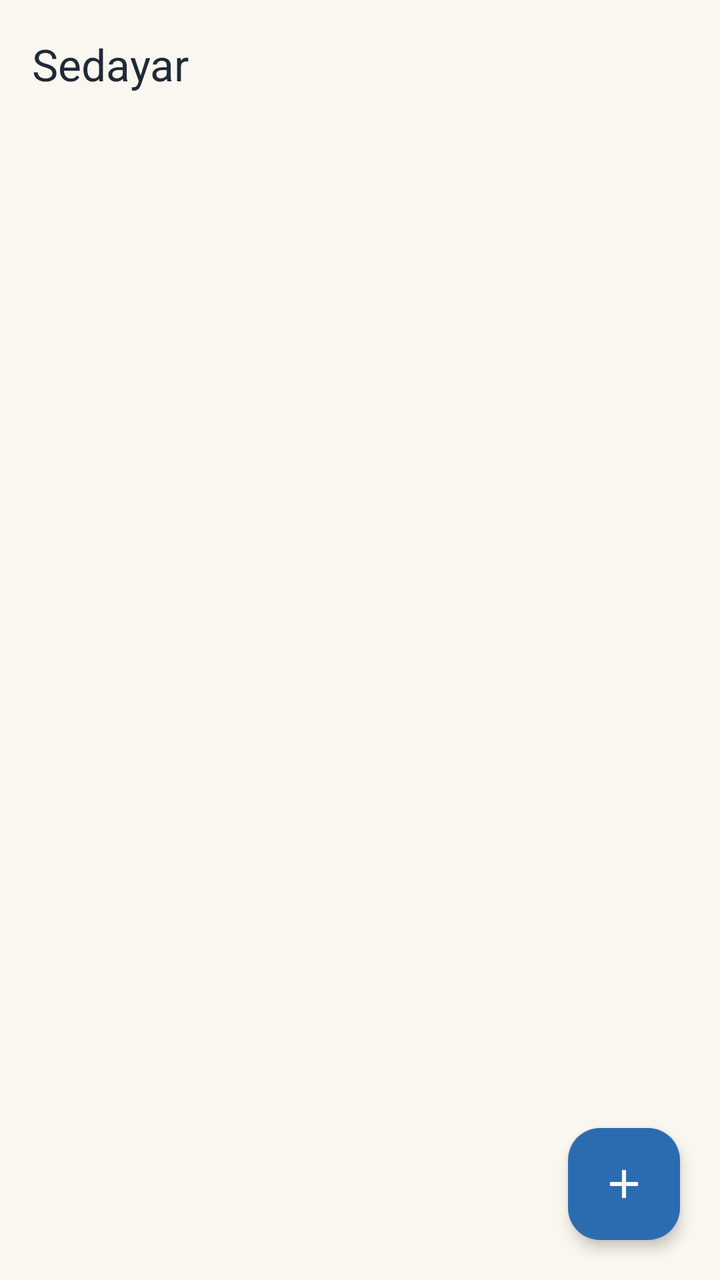
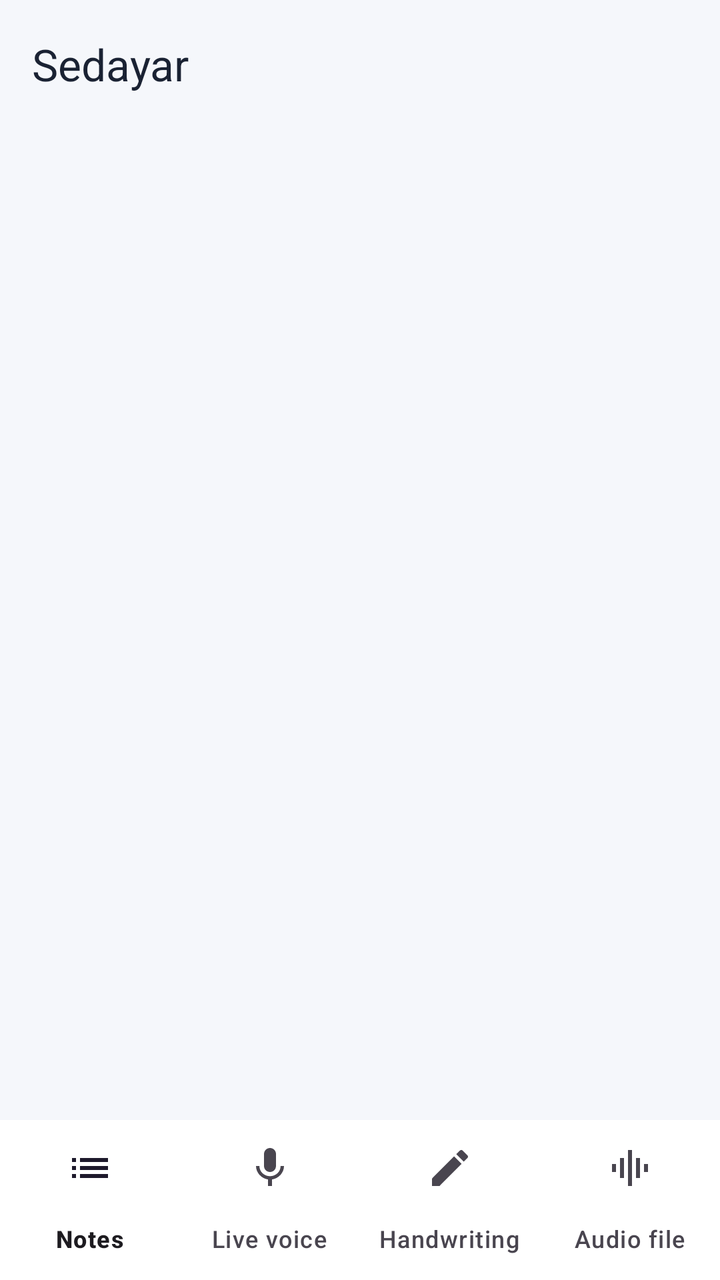

An Android layout rendered at two revisions. The XML below is the earlier revision; the diff shows what the commit changed to produce the second picture.
<!-- AndroidManifest.xml: application theme Theme.Sedayar -->
<!-- res/layout/activity_main.xml -->
<?xml version="1.0" encoding="utf-8"?>
<androidx.coordinatorlayout.widget.CoordinatorLayout xmlns:android="http://schemas.android.com/apk/res/android"
    xmlns:app="http://schemas.android.com/apk/res-auto"
    android:layout_width="match_parent"
    android:layout_height="match_parent"
    android:background="@color/paper">

    <com.google.android.material.appbar.AppBarLayout
        android:id="@+id/appbar"
        android:layout_width="match_parent"
        android:layout_height="wrap_content"
        android:background="@color/paper"
        app:elevation="0dp">

        <com.google.android.material.appbar.MaterialToolbar
            android:id="@+id/toolbar"
            android:layout_width="match_parent"
            android:layout_height="?attr/actionBarSize"
            app:title="@string/app_name"
            app:titleTextColor="@color/text_primary" />
    </com.google.android.material.appbar.AppBarLayout>

    <androidx.recyclerview.widget.RecyclerView
        android:id="@+id/recycler"
        android:layout_width="match_parent"
        android:layout_height="match_parent"
        android:clipToPadding="false"
        android:padding="8dp"
        android:scrollbars="vertical"
        app:layout_behavior="@string/appbar_scrolling_view_behavior" />

    <LinearLayout
        android:id="@+id/empty_state"
        android:layout_width="wrap_content"
        android:layout_height="wrap_content"
        android:layout_gravity="center"
        android:gravity="center"
        android:orientation="vertical"
        android:padding="32dp"
        android:visibility="gone">

        <ImageView
            android:layout_width="96dp"
            android:layout_height="96dp"
            android:alpha="0.35"
            android:contentDescription="@string/cd_mic"
            android:src="@drawable/ic_mic"
            app:tint="@color/text_secondary" />

        <TextView
            android:id="@+id/tv_empty_title"
            android:layout_width="wrap_content"
            android:layout_height="wrap_content"
            android:layout_marginTop="16dp"
            android:text="@string/empty_title"
            android:textColor="@color/text_primary"
            android:textSize="20sp"
            android:textStyle="bold" />

        <TextView
            android:id="@+id/tv_empty_subtitle"
            android:layout_width="wrap_content"
            android:layout_height="wrap_content"
            android:layout_marginTop="6dp"
            android:text="@string/empty_subtitle"
            android:textColor="@color/text_secondary"
            android:textSize="14sp" />
    </LinearLayout>

    <com.google.android.material.floatingactionbutton.FloatingActionButton
        android:id="@+id/fab"
        android:layout_width="wrap_content"
        android:layout_height="wrap_content"
        android:layout_gravity="bottom|end"
        android:layout_margin="20dp"
        android:contentDescription="@string/new_note"
        android:src="@drawable/ic_add"
        app:backgroundTint="@color/primary"
        app:elevation="4dp"
        app:tint="@color/on_primary" />

</androidx.coordinatorlayout.widget.CoordinatorLayout>
<!-- resources referenced by this layout -->
<resources>
  <color name="on_primary">#FFFFFF</color>
  <color name="paper">#FAF7F0</color>
  <color name="primary">#2B6CB0</color>
  <color name="text_primary">#1F2937</color>
  <color name="text_secondary">#6B7280</color>
  <!-- drawable ic_add (drawable) -->
  <?xml version="1.0" encoding="utf-8"?>
  <vector xmlns:android="http://schemas.android.com/apk/res/android"
      android:width="24dp"
      android:height="24dp"
      android:viewportWidth="24"
      android:viewportHeight="24">
      <path
          android:fillColor="#FFFFFFFF"
          android:pathData="M19,13h-6v6h-2v-6H5v-2h6V5h2v6h6v2z" />
  </vector>
  <!-- drawable ic_mic (drawable) -->
  <?xml version="1.0" encoding="utf-8"?>
  <vector xmlns:android="http://schemas.android.com/apk/res/android"
      android:width="24dp"
      android:height="24dp"
      android:viewportWidth="24"
      android:viewportHeight="24">
      <path
          android:fillColor="#FFFFFFFF"
          android:pathData="M12,14c1.66,0 2.99,-1.34 2.99,-3L15,5c0,-1.66 -1.34,-3 -3,-3S9,3.34 9,5v6c0,1.66 1.34,3 3,3zM17.3,11c0,3 -2.54,5.1 -5.3,5.1S6.7,14 6.7,11L5,11c0,3.41 2.72,6.23 6,6.72L11,21h2v-3.28c3.28,-0.48 6,-3.3 6,-6.72h-1.7z" />
  </vector>
  <string name="app_name">Sedayar</string>
  <string name="cd_mic">Microphone</string>
  <string name="empty_subtitle">Tap + and create your first voice note</string>
  <string name="empty_title">No notes yet!</string>
  <string name="new_note">New note</string>
  <style name="Theme.Sedayar" parent="Theme.Material3.Light.NoActionBar">
          <item name="colorPrimary">@color/primary</item>
          <item name="colorOnPrimary">@color/on_primary</item>
          <item name="colorPrimaryContainer">@color/primary_container</item>
          <item name="colorOnPrimaryContainer">@color/on_primary_container</item>
          <item name="android:colorBackground">@color/paper</item>
          <item name="colorSurface">@color/surface</item>
          <item name="colorOnSurface">@color/text_primary</item>
          <item name="colorOnSurfaceVariant">@color/text_secondary</item>
          <item name="colorOutline">@color/stroke</item>
          <item name="android:statusBarColor">@color/paper</item>
          <item name="android:windowLightStatusBar">true</item>
          <item name="fontFamily">@font/vazirmatn</item>
          <item name="android:fontFamily">@font/vazirmatn</item>
      </style>
  <color name="primary_container">#D6E6F7</color>
  <color name="on_primary_container">#0F2F55</color>
  <color name="surface">#FFFFFF</color>
  <color name="stroke">#E5E0D5</color>
</resources>

<!-- the commit's change to res/layout/activity_main.xml (unified diff, before → after) -->
@@ -5,78 +5,32 @@
     android:layout_height="match_parent"
     android:background="@color/paper">
 
-    <com.google.android.material.appbar.AppBarLayout
-        android:id="@+id/appbar"
+    <LinearLayout
         android:layout_width="match_parent"
-        android:layout_height="wrap_content"
-        android:background="@color/paper"
-        app:elevation="0dp">
+        android:layout_height="match_parent"
+        android:orientation="vertical">
 
         <com.google.android.material.appbar.MaterialToolbar
             android:id="@+id/toolbar"
             android:layout_width="match_parent"
             android:layout_height="?attr/actionBarSize"
+            android:background="@color/paper"
             app:title="@string/app_name"
             app:titleTextColor="@color/text_primary" />
-    </com.google.android.material.appbar.AppBarLayout>
 
-    <androidx.recyclerview.widget.RecyclerView
-        android:id="@+id/recycler"
-        android:layout_width="match_parent"
-        android:layout_height="match_parent"
-        android:clipToPadding="false"
-        android:padding="8dp"
-        android:scrollbars="vertical"
-        app:layout_behavior="@string/appbar_scrolling_view_behavior" />
+        <FrameLayout
+            android:id="@+id/container"
+            android:layout_width="match_parent"
+            android:layout_height="0dp"
+            android:layout_weight="1" />
 
-    <LinearLayout
-        android:id="@+id/empty_state"
-        android:layout_width="wrap_content"
-        android:layout_height="wrap_content"
-        android:layout_gravity="center"
-        android:gravity="center"
-        android:orientation="vertical"
-        android:padding="32dp"
-        android:visibility="gone">
-
-        <ImageView
-            android:layout_width="96dp"
-            android:layout_height="96dp"
-            android:alpha="0.35"
-            android:contentDescription="@string/cd_mic"
-            android:src="@drawable/ic_mic"
-            app:tint="@color/text_secondary" />
-
-        <TextView
-            android:id="@+id/tv_empty_title"
-            android:layout_width="wrap_content"
+        <com.google.android.material.bottomnavigation.BottomNavigationView
+            android:id="@+id/bottom_nav"
+            android:layout_width="match_parent"
             android:layout_height="wrap_content"
-            android:layout_marginTop="16dp"
-            android:text="@string/empty_title"
-            android:textColor="@color/text_primary"
-            android:textSize="20sp"
-            android:textStyle="bold" />
-
-        <TextView
-            android:id="@+id/tv_empty_subtitle"
-            android:layout_width="wrap_content"
-            android:layout_height="wrap_content"
-            android:layout_marginTop="6dp"
-            android:text="@string/empty_subtitle"
-            android:textColor="@color/text_secondary"
-            android:textSize="14sp" />
+            android:background="@color/surface"
+            app:elevation="8dp"
+            app:labelVisibilityMode="labeled"
+            app:menu="@menu/menu_bottom_nav" />
     </LinearLayout>
-
-    <com.google.android.material.floatingactionbutton.FloatingActionButton
-        android:id="@+id/fab"
-        android:layout_width="wrap_content"
-        android:layout_height="wrap_content"
-        android:layout_gravity="bottom|end"
-        android:layout_margin="20dp"
-        android:contentDescription="@string/new_note"
-        android:src="@drawable/ic_add"
-        app:backgroundTint="@color/primary"
-        app:elevation="4dp"
-        app:tint="@color/on_primary" />
-
 </androidx.coordinatorlayout.widget.CoordinatorLayout>
<!-- resource entries referenced after the edit -->
@@ -1,37 +1,9 @@
 <!-- resources referenced by this layout -->
 <resources>
-  <color name="on_primary">#FFFFFF</color>
-  <color name="paper">#FAF7F0</color>
-  <color name="primary">#2B6CB0</color>
-  <color name="text_primary">#1F2937</color>
-  <color name="text_secondary">#6B7280</color>
-  <!-- drawable ic_add (drawable) -->
-  <?xml version="1.0" encoding="utf-8"?>
-  <vector xmlns:android="http://schemas.android.com/apk/res/android"
-      android:width="24dp"
-      android:height="24dp"
-      android:viewportWidth="24"
-      android:viewportHeight="24">
-      <path
-          android:fillColor="#FFFFFFFF"
-          android:pathData="M19,13h-6v6h-2v-6H5v-2h6V5h2v6h6v2z" />
-  </vector>
-  <!-- drawable ic_mic (drawable) -->
-  <?xml version="1.0" encoding="utf-8"?>
-  <vector xmlns:android="http://schemas.android.com/apk/res/android"
-      android:width="24dp"
-      android:height="24dp"
-      android:viewportWidth="24"
-      android:viewportHeight="24">
-      <path
-          android:fillColor="#FFFFFFFF"
-          android:pathData="M12,14c1.66,0 2.99,-1.34 2.99,-3L15,5c0,-1.66 -1.34,-3 -3,-3S9,3.34 9,5v6c0,1.66 1.34,3 3,3zM17.3,11c0,3 -2.54,5.1 -5.3,5.1S6.7,14 6.7,11L5,11c0,3.41 2.72,6.23 6,6.72L11,21h2v-3.28c3.28,-0.48 6,-3.3 6,-6.72h-1.7z" />
-  </vector>
+  <color name="paper">#F5F7FB</color>
+  <color name="surface">#FFFFFF</color>
+  <color name="text_primary">#1A2233</color>
   <string name="app_name">Sedayar</string>
-  <string name="cd_mic">Microphone</string>
-  <string name="empty_subtitle">Tap + and create your first voice note</string>
-  <string name="empty_title">No notes yet!</string>
-  <string name="new_note">New note</string>
   <style name="Theme.Sedayar" parent="Theme.Material3.Light.NoActionBar">
           <item name="colorPrimary">@color/primary</item>
           <item name="colorOnPrimary">@color/on_primary</item>
@@ -47,9 +19,11 @@
           <item name="fontFamily">@font/vazirmatn</item>
           <item name="android:fontFamily">@font/vazirmatn</item>
       </style>
-  <color name="primary_container">#D6E6F7</color>
-  <color name="on_primary_container">#0F2F55</color>
-  <color name="surface">#FFFFFF</color>
-  <color name="stroke">#E5E0D5</color>
+  <color name="primary">#4F6DF5</color>
+  <color name="on_primary">#FFFFFF</color>
+  <color name="primary_container">#E4E9FF</color>
+  <color name="on_primary_container">#1B2C7E</color>
+  <color name="text_secondary">#667085</color>
+  <color name="stroke">#E3E8F0</color>
 </resources>
 
